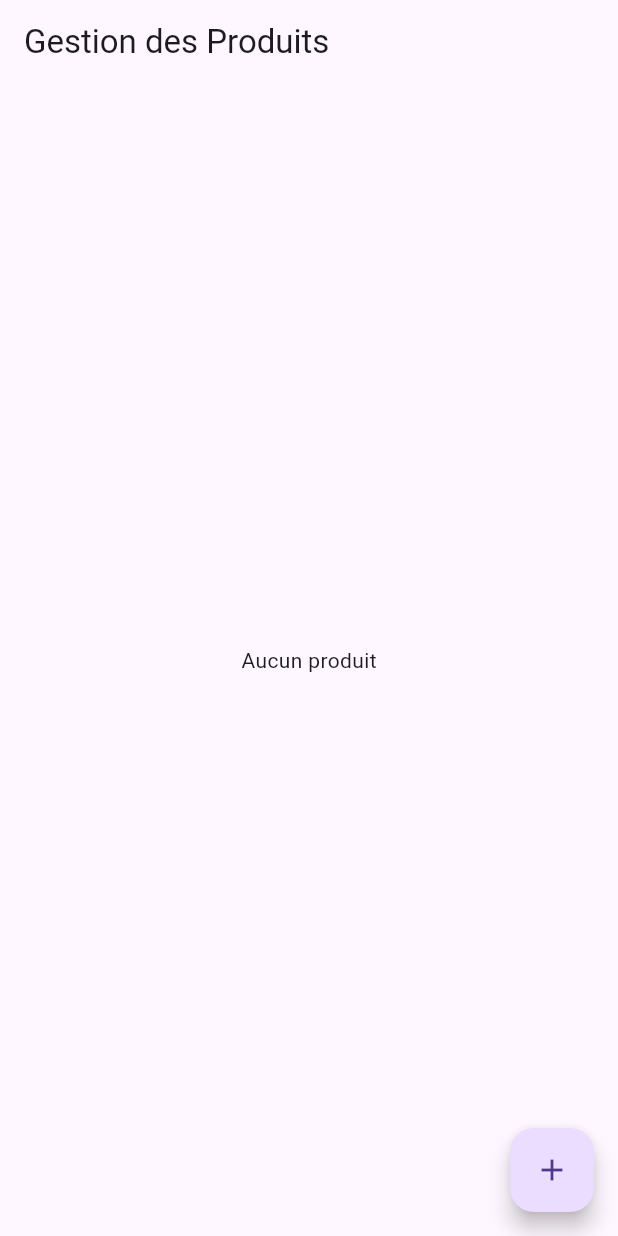
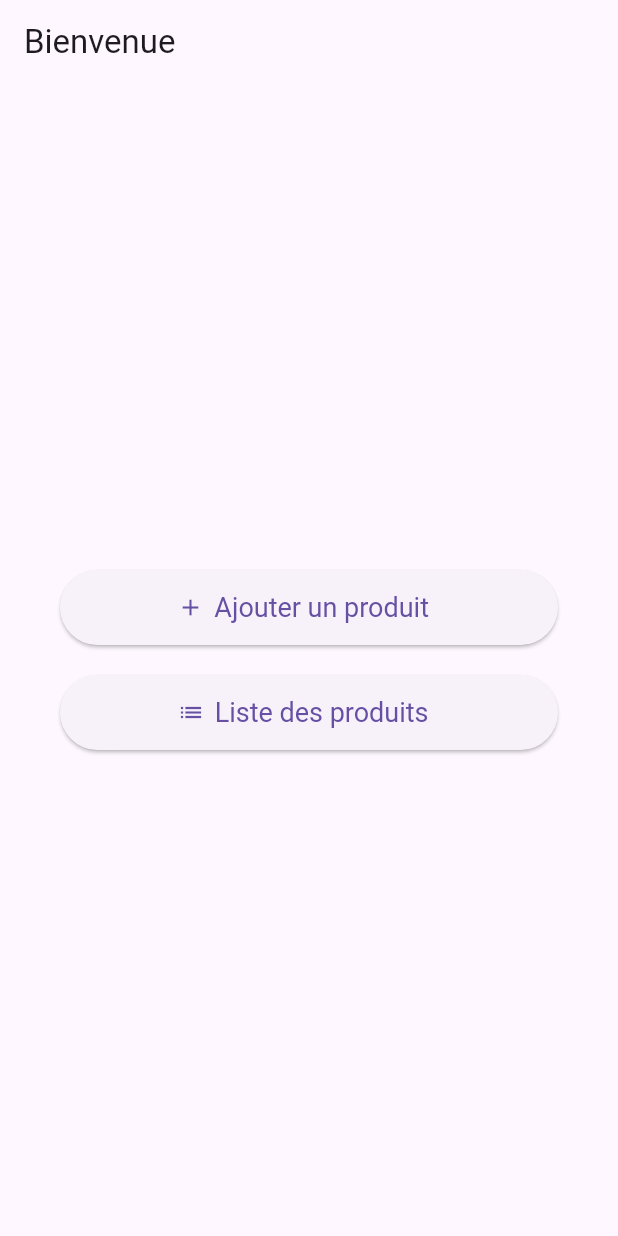
Before and after one commit to cheima-gue/animal_shop, a Flutter app: the screen it shows after launch, on a phone screen of 412 x 824 dp. Run offline on Flutter 3.47's test engine with Material 3 defaults, Android fonts, the phone set to English and light mode, and no system bars; our stand-ins replace image_picker, sqflite_common_ffi; accounts and stored records are empty.

Commit message:
Ajout de nouvelles fonctionnalités

```diff
--- a/lib/main.dart
+++ b/lib/main.dart
@@ -1,28 +1,21 @@
-// main.dart
 import 'package:flutter/material.dart';
-import 'package:provider/provider.dart';
-import 'viewmodels/produit_viewmodel.dart';
-import 'views/produit_home_page.dart';
+import 'views/home_page.dart';
 
 void main() {
-  runApp(
-    ChangeNotifierProvider(
-      create: (_) => ProduitViewModel(),
-      child: const MyApp(),
-    ),
-  );
+  runApp(MyApp());
 }
 
 class MyApp extends StatelessWidget {
-  const MyApp({super.key});
-
   @override
   Widget build(BuildContext context) {
     return MaterialApp(
+      title: 'Gestion Produits',
+      theme: ThemeData(
+        primarySwatch: Colors.teal,
+        useMaterial3: true,
+      ),
+      home: HomePage(),
       debugShowCheckedModeBanner: false,
-      title: 'MVVM Produits',
-      theme: ThemeData(primarySwatch: Colors.blue),
-      home: const ProduitHomePage(),
     );
   }
 }
--- /dev/null
+++ b/lib/views/home_page.dart
@@ -0,0 +1,51 @@
+import 'package:flutter/material.dart';
+import 'add_produit_page.dart';
+import 'produit_list_page.dart';
+
+class HomePage extends StatelessWidget {
+  @override
+  Widget build(BuildContext context) {
+    return Scaffold(
+      appBar: AppBar(title: Text('Bienvenue')),
+      body: Center(
+        child: Padding(
+          padding: const EdgeInsets.symmetric(horizontal: 40.0),
+          child: Column(
+            mainAxisAlignment: MainAxisAlignment.center,
+            children: [
+              ElevatedButton.icon(
+                icon: Icon(Icons.add),
+                label: Text('Ajouter un produit'),
+                onPressed: () {
+                  Navigator.push(
+                    context,
+                    MaterialPageRoute(builder: (_) => AddProduitPage()),
+                  );
+                },
+                style: ElevatedButton.styleFrom(
+                  minimumSize: Size(double.infinity, 50),
+                  textStyle: TextStyle(fontSize: 18),
+                ),
+              ),
+              SizedBox(height: 20),
+              ElevatedButton.icon(
+                icon: Icon(Icons.list),
+                label: Text('Liste des produits'),
+                onPressed: () {
+                  Navigator.push(
+                    context,
+                    MaterialPageRoute(builder: (_) => ProduitListPage()),
+                  );
+                },
+                style: ElevatedButton.styleFrom(
+                  minimumSize: Size(double.infinity, 50),
+                  textStyle: TextStyle(fontSize: 18),
+                ),
+              ),
+            ],
+          ),
+        ),
+      ),
+    );
+  }
+}
```
Also changed, not shown: lib/views/add_produit_page.dart (added, +65 -0 lines), lib/views/produit_list_page.dart (added, +80 -0 lines).
